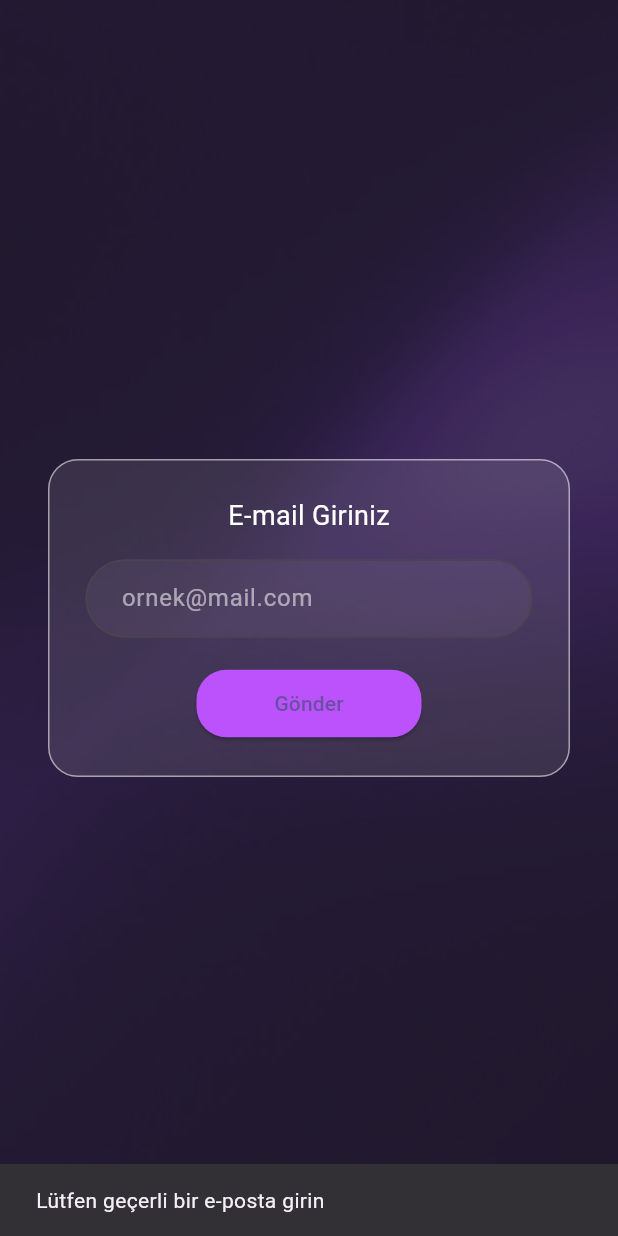
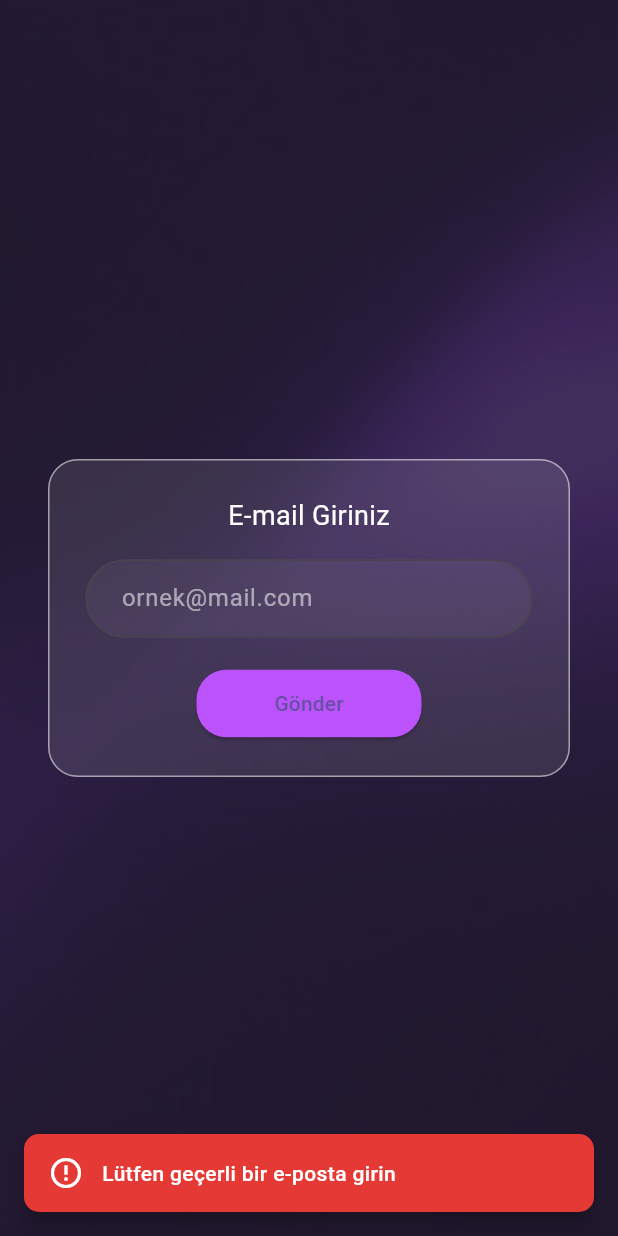
Before and after one commit to Xusroth/Grup95-Bootcamp, a Flutter app: the EmailChangeScreen screen opened directly, after a tap on "Gönder", on a phone screen of 412 x 824 dp. Run offline on Flutter 3.47's test engine with Material 3 defaults, Android fonts, the phone set to English and light mode, and no system bars; our stand-ins replace animated_text_kit, app_links, flutter_dotenv, shared_preferences; missing offline and left inert: gradient_slide_to_act; accounts and stored records are empty.

Commit message:
Snacbar güncellemeleri yapıldı

```diff
--- a/lib/screens/change_email.dart
+++ b/lib/screens/change_email.dart
@@ -1,6 +1,5 @@
 import 'package:flutter/material.dart';
 import 'package:android_studio/screens/email_sent.dart';
-
 
 class EmailChangeScreen extends StatefulWidget {
   const EmailChangeScreen({super.key});
@@ -12,13 +11,50 @@ class EmailChangeScreen extends StatefulWidget {
 class _EmailChangeScreenState extends State<EmailChangeScreen> {
   final TextEditingController _emailController = TextEditingController();
 
+  void showStyledSnackBar(String message, {bool isError = false}) {
+    ScaffoldMessenger.of(context).showSnackBar(
+      SnackBar(
+        content: Row(
+          children: [
+            Icon(
+              isError ? Icons.error_outline : Icons.check_circle,
+              color: Colors.white,
+              size: 24,
+            ),
+            const SizedBox(width: 12),
+            Expanded(
+              child: Text(
+                message,
+                style: const TextStyle(
+                  color: Colors.white,
+                  fontWeight: FontWeight.w500,
+                ),
+              ),
+            ),
+          ],
+        ),
+        backgroundColor: isError ? Colors.red[600] : Colors.green[700],
+        behavior: SnackBarBehavior.floating,
+        shape: RoundedRectangleBorder(
+          borderRadius: BorderRadius.circular(10),
+        ),
+        margin: const EdgeInsets.all(16),
+        padding: const EdgeInsets.symmetric(horizontal: 16, vertical: 14),
+        duration: const Duration(seconds: 3),
+        elevation: 6,
+      ),
+    );
+  }
+
   void _submitEmail() {
-    if (_emailController.text.trim().isEmpty) {
-      ScaffoldMessenger.of(context).showSnackBar(
-        const SnackBar(content: Text("Lütfen geçerli bir e-posta girin")),
-      );
+    final email = _emailController.text.trim();
+
+    if (email.isEmpty || !email.contains('@') || !email.contains('.')) {
+      showStyledSnackBar("Lütfen geçerli bir e-posta girin", isError: true);
       return;
     }
+
+    showStyledSnackBar("Doğrulama e-postası gönderildi");
 
     Navigator.push(
       context,
```
Also changed, not shown: lib/screens/change_avatar.dart (+39 -17 lines), lib/screens/change_password.dart (+47 -4 lines), lib/screens/change_password_inapp.dart (+55 -26 lines), lib/screens/setting_screen.dart (+54 -37 lines).
